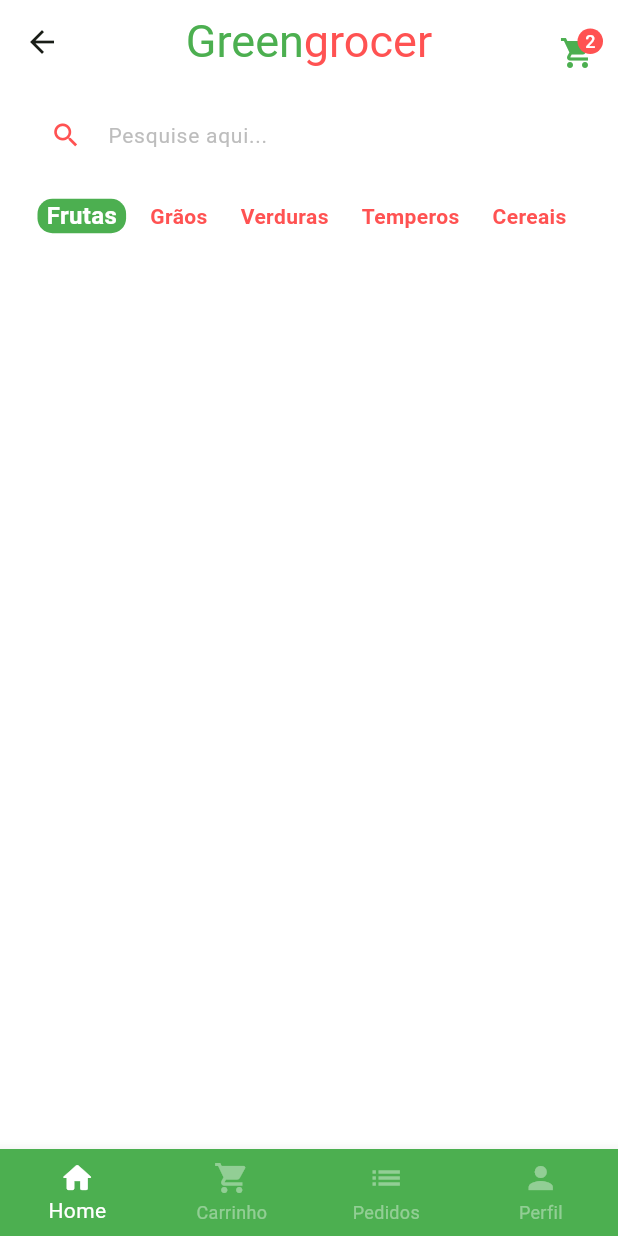
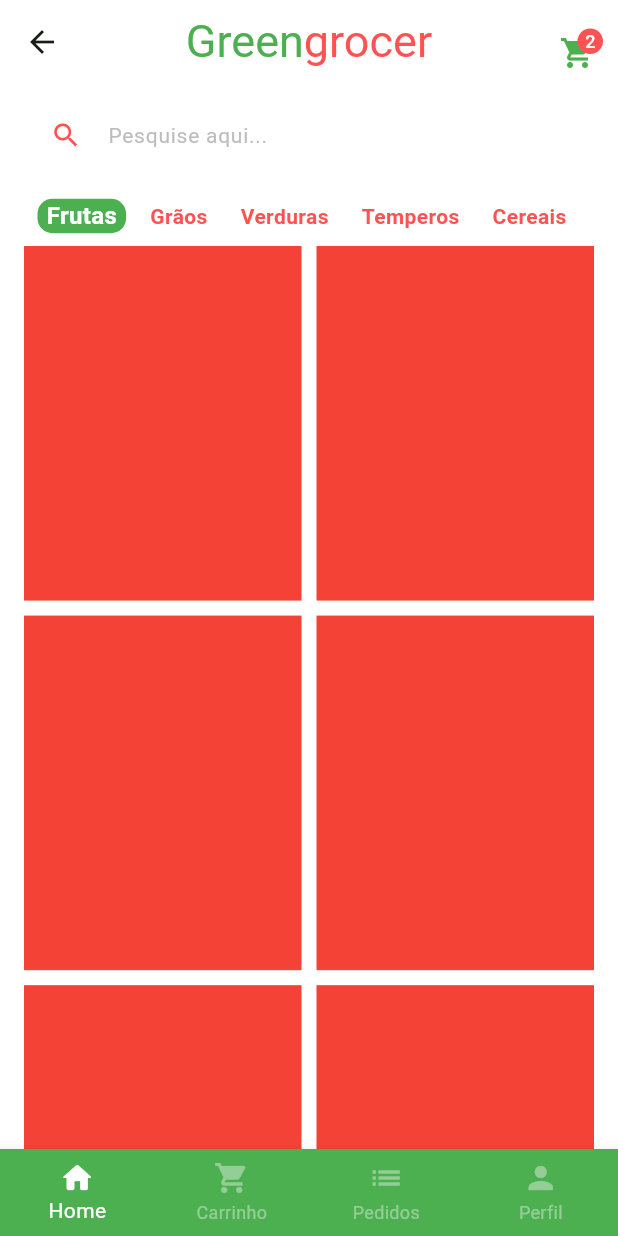
Before and after one commit to Pinheiro-dev/Quitanda, a Flutter app: the BaseScreen screen opened directly, on a phone screen of 412 x 824 dp. Run offline on Flutter 3.47's test engine with Material 2 defaults, Android fonts, the phone set to English and light mode, and no system bars; our stand-ins replace animated_text_kit, mask_text_input_formatter.

Commit message:
Feat: Cria gridView

```diff
--- a/lib/src/pages/base/base_screen.dart
+++ b/lib/src/pages/base/base_screen.dart
@@ -20,7 +20,7 @@ class _BaseScreenState extends State<BaseScreen> {
         controller: pageController,
         physics: const NeverScrollableScrollPhysics(),
         children: [
-          HomeTab(),
+          const HomeTab(),
           Container(color: Colors.yellow),
           Container(color: Colors.blue),
           Container(color: Colors.purple),
--- a/lib/src/pages/home/home_tab.dart
+++ b/lib/src/pages/home/home_tab.dart
@@ -2,29 +2,22 @@ import 'package:flutter/material.dart';
 import 'package:quitanda/src/Config/custom_colors.dart';
 
 import 'components/category_tile.dart';
+import 'package:quitanda/src/Config/app_data.dart' as app_data;
 
 class HomeTab extends StatefulWidget {
-  HomeTab({super.key});
+  const HomeTab({super.key});
 
   @override
   State<HomeTab> createState() => _HomeTabState();
 }
 
 class _HomeTabState extends State<HomeTab> {
-  List<String> categories = [
-    "Frutas",
-    "Grãos",
-    "Verduras",
-    "Temperos",
-    "Cereais",
-  ];
-
   String selectedCategory = "Frutas";
 
   @override
   Widget build(BuildContext context) {
     return Scaffold(
-      // --- app bar ---
+      // --- App bar ---
       appBar: AppBar(
         backgroundColor: Colors.transparent,
         elevation: 0,
@@ -111,21 +104,39 @@ class _HomeTabState extends State<HomeTab> {
               scrollDirection: Axis.horizontal,
               itemBuilder: (_, index) {
                 return CategoryTile(
-                  category: categories[index],
-                  isSelected: categories[index] == selectedCategory,
+                  category: app_data.categories[index],
+                  isSelected: app_data.categories[index] == selectedCategory,
                   onPressed: () {
                     setState(() {
-                      selectedCategory = categories[index];
+                      selectedCategory = app_data.categories[index];
                     });
                   },
                 );
               },
               separatorBuilder: (_, index) => const SizedBox(width: 10),
-              itemCount: categories.length,
+              itemCount: app_data.categories.length,
             ),
           ),
 
-          //TODO Grid
+          // --- Grid ---
+          Expanded(
+            child: GridView.builder(
+              padding: const EdgeInsets.fromLTRB(16, 0, 16, 16),
+              physics: const BouncingScrollPhysics(),
+              gridDelegate: const SliverGridDelegateWithFixedCrossAxisCount(
+                crossAxisCount: 2,
+                mainAxisSpacing: 10,
+                crossAxisSpacing: 10,
+                childAspectRatio: 9 / 11.5,
+              ),
+              itemCount: app_data.items.length,
+              itemBuilder: (_, index) {
+                return Container(
+                  color: Colors.red,
+                );
+              },
+            ),
+          )
         ],
       ),
     );
--- a/pubspec.yaml
+++ b/pubspec.yaml
@@ -61,7 +61,7 @@ flutter:
   uses-material-design: true
 
   # To add assets to your application, add an assets section, like this:
-  # assets:
+  assets:
     - assets/fruits/
   #   - images/a_dot_ham.jpeg
 
```
Also changed, not shown: lib/src/Config/app_data.dart (indentation only).
